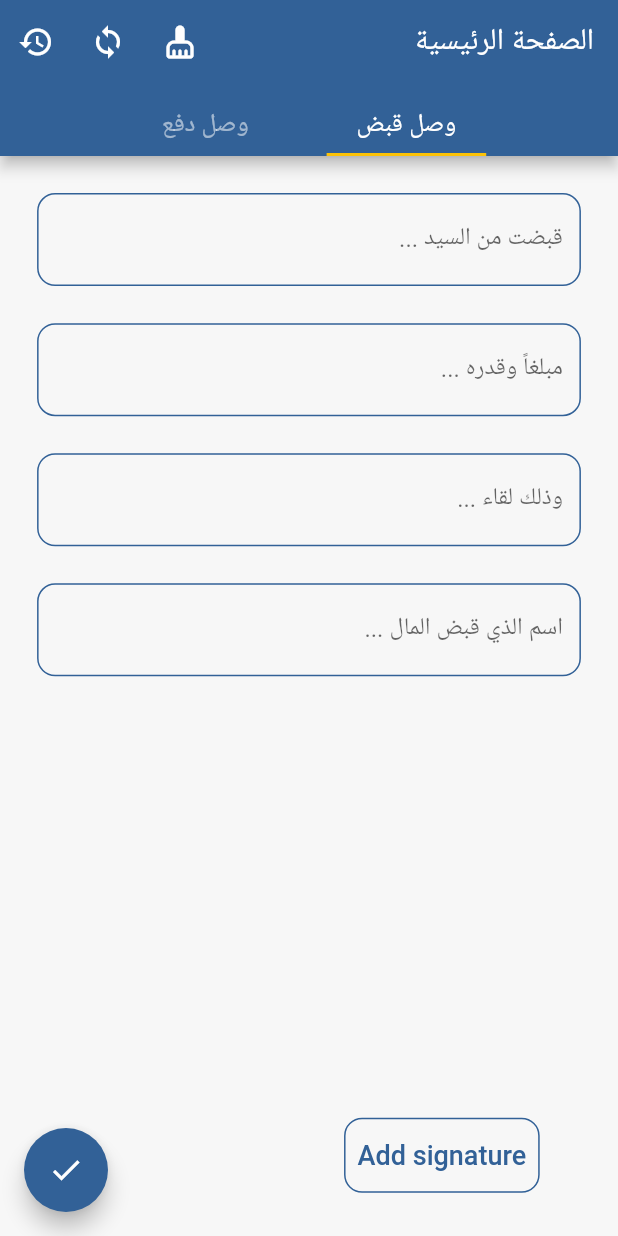
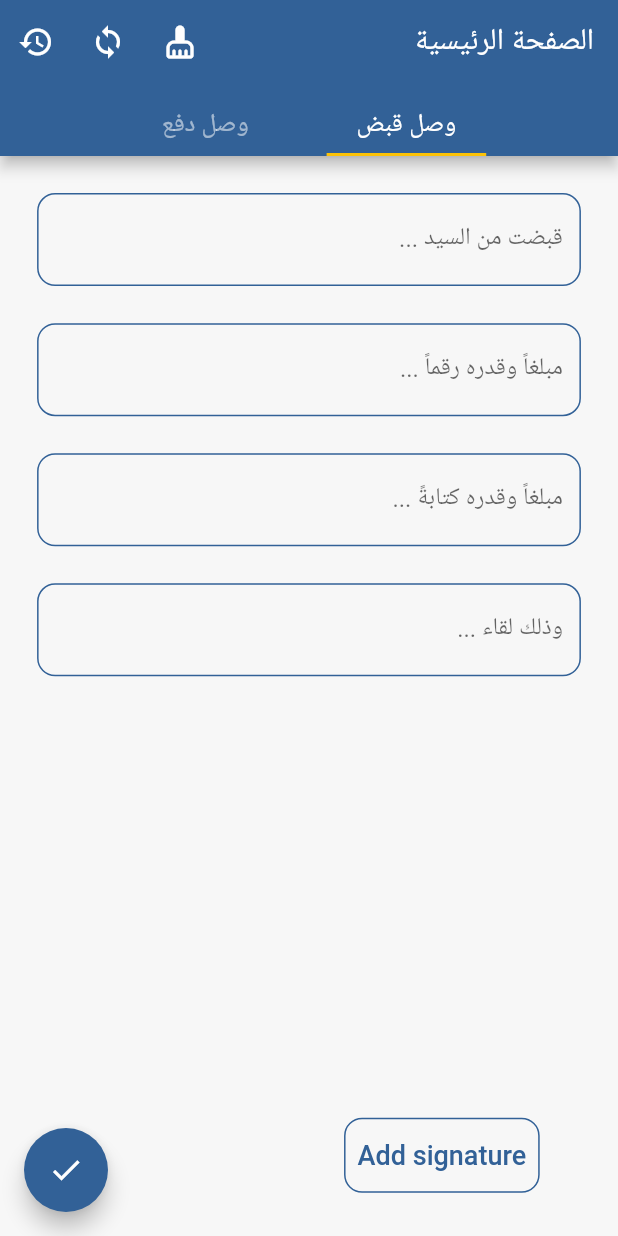
Before and after one commit to ahmad-abotrab/fatora, a Flutter app: the screen it shows after launch, after a tap on the "cleaning services" icon, on a phone screen of 412 x 824 dp. Run offline on Flutter 3.47's test engine with Material 2 defaults, Android fonts, the phone set to English and light mode, and no system bars; our stand-ins replace flutter_spinkit, get, open_file, pdf; missing offline and left inert: syncfusion_flutter_signaturepad; Roboto replaces fonts that are missing (Forum-Regular, Fourm).

Commit message:
add data layer and change form desgin

```diff
--- /dev/null
+++ b/lib/fatora_main_class.dart
@@ -0,0 +1,37 @@
+import 'package:flutter/material.dart';
+import 'package:get/get.dart';
+
+import 'src/Constant/color_app.dart';
+import 'src/Constant/route_screen.dart';
+import 'src/views/pages/home.dart';
+import 'src/views/pages/signature_page.dart';
+import 'src/views/pages/splash_screen.dart';
+
+class Fatora extends StatelessWidget {
+  const Fatora({Key? key}) : super(key: key);
+
+  @override
+  Widget build(BuildContext context) {
+    return GetMaterialApp(
+      title: 'شركة الأمل',
+      initialRoute: '/',
+      locale: const Locale('ar', 'SY'),
+      // Arabic,  Syria           country code
+      theme: ThemeData(
+        primaryColor: ColorApp.primaryColor,
+        backgroundColor: ColorApp.backgroundColor,
+        bottomAppBarColor: ColorApp.primaryColor,
+      ),
+      color: ColorApp.primaryColor,
+      debugShowCheckedModeBanner: false,
+      getPages: [
+        GetPage(
+            name: RouteScreens.splachScreen, page: () => const SplashScreen()),
+        GetPage(name: RouteScreens.home, page: () => const HomePage()),
+        GetPage(
+            name: RouteScreens.signaturePage,
+            page: () => const SignaturePage()),
+      ],
+    );
+  }
+}
--- a/lib/main.dart
+++ b/lib/main.dart
@@ -1,47 +1,10 @@
-import 'package:fatora/app_route.dart';
-import 'package:fatora/src/Constant/color_app.dart';
-import 'package:fatora/src/Constant/url_path.dart';
-import 'package:fatora/src/views/pages/signature_page.dart';
-import 'package:fatora/src/views/pages/splash_screen.dart';
 import 'package:flutter/material.dart';
-import 'package:get/get.dart';
 
-import 'src/views/pages/home.dart';
+import 'fatora_main_class.dart';
 
+// project id in Google Api is [fatora-350313]
 void main() {
   runApp(
-    Fatora(
-      appRoute: AppRoute(),
-    ),
+    const Fatora(),
   );
 }
-
-class Fatora extends StatelessWidget {
-  final AppRoute? appRoute;
-
-  const Fatora({Key? key, this.appRoute}) : super(key: key);
-
-  @override
-  Widget build(BuildContext context) {
-    return GetMaterialApp(
-      title: 'شركة الأمل',
-      initialRoute: '/',
-      locale: const Locale('ar', 'SY'),
-      // Arabic,  Syria           country code
-      theme: ThemeData(
-        primaryColor: ColorApp.primaryColor,
-        backgroundColor: ColorApp.backgroundColor,
-        bottomAppBarColor: ColorApp.primaryColor,
-      ),
-      color: ColorApp.primaryColor,
-      debugShowCheckedModeBanner: false,
-
-      onGenerateRoute: appRoute!.generateRoute,
-      getPages: [
-        GetPage(name: URLPath.splachScreen, page: () => const SplashScreen()),
-        GetPage(name: URLPath.home, page: () => const HomePage()),
-        GetPage(name: URLPath.signaturePage, page: () => const SignaturePage()),
-      ],
-    );
-  }
-}
--- a/lib/src/Constant/url_path.dart
+++ b/lib/src/Constant/route_screen.dart
@@ -1,7 +1,5 @@
-class URLPath {
+class RouteScreens {
   static const String splachScreen = '/';
-
-  // static const String otpScreen = '/otp';
   static const String home = '/home';
   static const String login = '/login';
   static const String signaturePage = '/signaturePage';
--- /dev/null
+++ b/lib/src/Constant/url_api.dart
@@ -0,0 +1,5 @@
+class URLApi {
+  static String getAllReceipts = '';
+  static String getReceiptsByDate = '';
+  static String addNewReceipt = '';
+}
--- a/lib/src/logic/data_for_catch.dart
+++ b/lib/src/logic/data_for_catch.dart
@@ -5,7 +5,7 @@ class DataForCatch extends GetxController {
   int selectedTabIndex = 0;
   TextEditingController? price;
 
-  TextEditingController? whoIsPay;
+  TextEditingController? amountText;
 
   TextEditingController? whoIsTake;
 
@@ -17,7 +17,7 @@ class DataForCatch extends GetxController {
   @override
   void onInit() {
     price = TextEditingController();
-    whoIsPay = TextEditingController();
+    amountText = TextEditingController();
     whoIsTake = TextEditingController();
     priceWithText = TextEditingController();
     causeOfPayment = TextEditingController();
@@ -46,7 +46,7 @@ class DataForCatch extends GetxController {
 
   reinitialize() {
     price = TextEditingController();
-    whoIsPay = TextEditingController();
+    amountText = TextEditingController();
     whoIsTake = TextEditingController();
     priceWithText = TextEditingController();
     causeOfPayment = TextEditingController();
--- a/lib/src/views/pages/catch_page.dart
+++ b/lib/src/views/pages/catch_page.dart
@@ -1,7 +1,6 @@
 import 'package:flutter/material.dart';
 
 import '../widgets/abstract_receipt.dart';
-
 // ignore: must_be_immutable
 class CatchPage extends StatelessWidget {
   CatchPage({
--- a/lib/src/views/pages/splash_screen.dart
+++ b/lib/src/views/pages/splash_screen.dart
@@ -2,9 +2,10 @@ import 'dart:async';
 
 import 'package:fatora/src/Constant/color_app.dart';
 import 'package:fatora/src/Constant/path_images.dart';
-import 'package:fatora/src/Constant/url_path.dart';
 import 'package:flutter/material.dart';
 import 'package:flutter_spinkit/flutter_spinkit.dart';
+
+import '../../Constant/route_screen.dart';
 
 class SplashScreen extends StatefulWidget {
   const SplashScreen({Key? key}) : super(key: key);
@@ -41,7 +42,7 @@ class _SplashScreenState extends State<SplashScreen>
   }
 
   checkAvailableUser() {
-    Navigator.pushReplacementNamed(context, URLPath.home);
+    Navigator.pushReplacementNamed(context, RouteScreens.home);
   }
 
   @override
--- a/lib/src/views/widgets/abstract_receipt.dart
+++ b/lib/src/views/widgets/abstract_receipt.dart
@@ -28,7 +28,7 @@ class AbstractReceipt extends StatelessWidget {
                     ),
                     FieldData(
                       isNumber: false,
-                      controller: controller.whoIsPay,
+                      controller: controller.whoIsTake,
                       labelText: 'قبضت من السيد ...',
                       hintText: 'قبضت من السيد ...',
                     ),
@@ -38,8 +38,17 @@ class AbstractReceipt extends StatelessWidget {
                     FieldData(
                       isNumber: true,
                       controller: controller.price,
-                      labelText: 'مبلغاً وقدره ...',
-                      hintText: 'مبلغاً وقدره ...',
+                      labelText: 'مبلغاً وقدره رقماً ...',
+                      hintText: 'مبلغاً وقدره رقماً ...',
+                    ),
+                    SizedBox(
+                      height: MediaQuery.of(context).size.height * 0.03,
+                    ),
+                    FieldData(
+                      isNumber: false,
+                      controller: controller.amountText,
+                      labelText: 'مبلغاً وقدره كتابةً ...',
+                      hintText: 'مبلغاً وقدره كتابةً ...',
                     ),
                     SizedBox(
                       height: MediaQuery.of(context).size.height * 0.03,
@@ -50,15 +59,6 @@ class AbstractReceipt extends StatelessWidget {
                       labelText: 'وذلك لقاء ...',
                       hintText: 'وذلك لقاء ...',
                     ),
-                    SizedBox(
-                      height: MediaQuery.of(context).size.height * 0.03,
-                    ),
-                    FieldData(
-                      isNumber: false,
-                      controller: controller.whoIsTake,
-                      labelText: 'اسم الذي قبض المال ...',
-                      hintText: 'اسم الذي قبض المال ...',
-                    ),
                   ],
                 );
               }),
--- a/lib/src/views/widgets/drawer.dart
+++ b/lib/src/views/widgets/drawer.dart
@@ -1,5 +1,4 @@
 import 'package:flutter/material.dart';
-
 class DrawerApp extends StatelessWidget {
   const DrawerApp({Key? key}) : super(key: key);
 
--- a/pubspec.yaml
+++ b/pubspec.yaml
@@ -43,6 +43,8 @@ dependencies:
   intl:
   printing:
   syncfusion_flutter_signaturepad:
+  sqflite:
+  http:
 
 dev_dependencies:
   flutter_lints: ^1.0.0
```
Also changed, not shown: lib/app_route.dart (deleted, +0 -29 lines), lib/src/data/model/Receipt.dart (added, +52 -0 lines), lib/src/data/repository/receipt_repository.dart (added, +14 -0 lines), lib/src/data/server/api_pdf.dart (+15 -12 lines), lib/src/data/server/receipt_api.dart (added, +23 -0 lines), lib/src/views/pages/home.dart (+5 -4 lines), lib/src/views/pages/signature_page.dart (+4 -4 lines), lib/src/logic/data_for_payment.dart (deleted), pubspec.lock, 1 other file.
